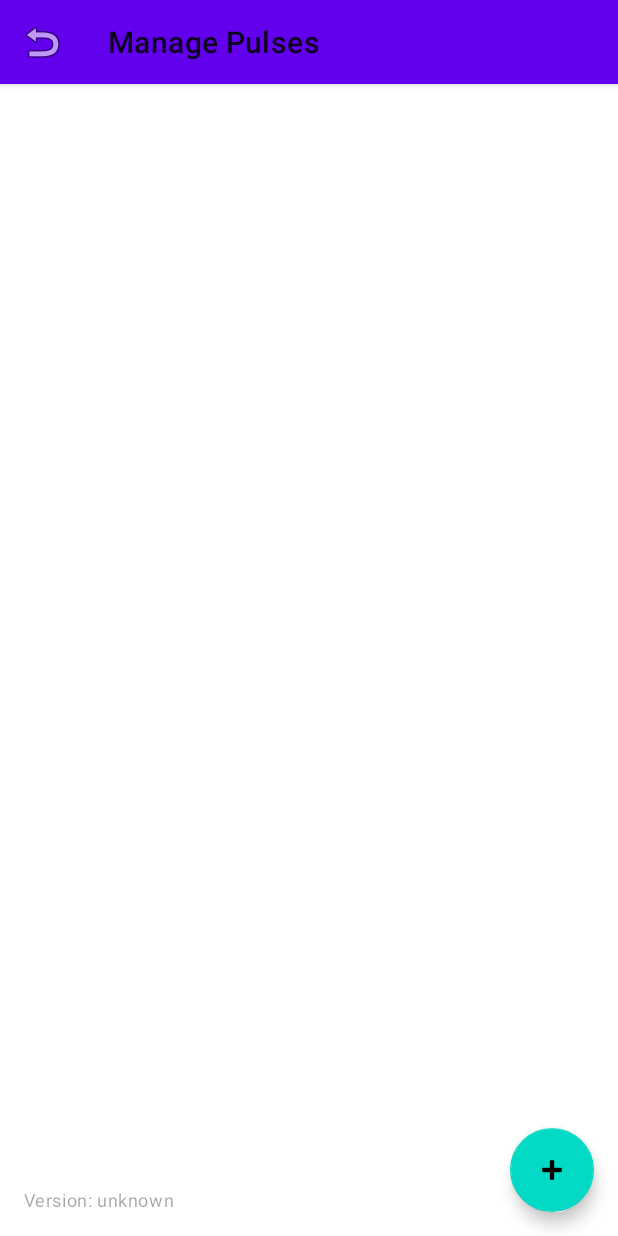
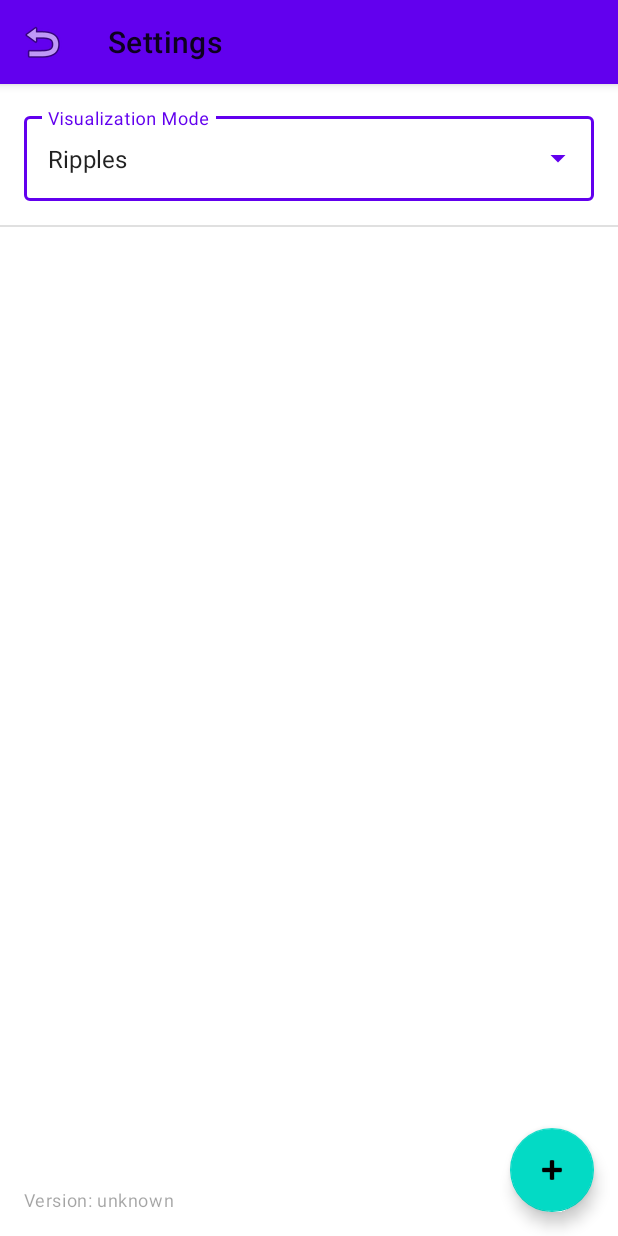
Before and after one commit to arkascha/PulseOfEvents, an Android app: the SettingsActivity screen opened directly, with no data from a screen before it, on a phone screen of 412 x 824 dp. Run offline under Robolectric (Android 15) with nearby library versions, the phone set to English and light mode, and no system bars; our stand-ins replace Room's generated code; 4 statements that could not run were skipped.

Commit message:
added visualizations

```diff
--- a/app/src/main/kotlin/org/rustygnome/pulse/ui/settings/SettingsActivity.kt
+++ b/app/src/main/kotlin/org/rustygnome/pulse/ui/settings/SettingsActivity.kt
@@ -1,5 +1,6 @@
 package org.rustygnome.pulse.ui.settings
 
+import android.content.Context
 import android.content.Intent
 import android.os.Bundle
 import android.util.Log
@@ -92,7 +93,6 @@ class SettingsActivity : AppCompatActivity() {
         pulseManager = PulseManager(this)
         githubService = GitHubPulseService()
 
-        // Set version display in main layout
         val txtAppVersionMain: TextView = findViewById(R.id.txtAppVersionMain)
         val versionName = packageManager.getPackageInfo(packageName, 0).versionName ?: "unknown"
         txtAppVersionMain.text = "Version: $versionName"
@@ -112,7 +112,30 @@ class SettingsActivity : AppCompatActivity() {
             showEditDialog(null)
         }
 
+        setupVisualizerDropdown()
+
         loadResources()
+    }
+
+    private fun setupVisualizerDropdown() {
+        val modes = arrayOf("None", "Ripples", "Particles", "Generative Network")
+        val modeValues = arrayOf("NONE", "RIPPLE", "PARTICLES", "PROCESSING")
+
+        val adapter = ArrayAdapter(this, android.R.layout.simple_dropdown_item_1line, modes)
+        val autoCompleteTextView: AutoCompleteTextView = findViewById(R.id.dropdownVisualizer)
+        autoCompleteTextView.setAdapter(adapter)
+
+        val prefs = getSharedPreferences("pulse_prefs", Context.MODE_PRIVATE)
+        val currentMode = prefs.getString("visualizer_mode", "RIPPLE") ?: "RIPPLE"
+
+        // Find and set initial text
+        val currentIndex = modeValues.indexOf(currentMode).coerceAtLeast(0)
+        autoCompleteTextView.setText(modes[currentIndex], false)
+
+        autoCompleteTextView.setOnItemClickListener { _, _, position, _ ->
+            val selectedValue = modeValues[position]
+            prefs.edit().putString("visualizer_mode", selectedValue).apply()
+        }
     }
 
     private fun setupItemTouchHelper(recyclerView: RecyclerView) {
@@ -248,7 +271,6 @@ class SettingsActivity : AppCompatActivity() {
                         bootstrap = configJson.optString("bootstrapServers", null)
                         topic = configJson.optString("topic", null)
 
-                        // Handle credentials separately for Kafka
                         if (pulseType != "KAFKA") {
                             apiKey = configJson.optString("apiKey", null)
                             apiSecret = configJson.optString("apiSecret", null)
@@ -271,7 +293,6 @@ class SettingsActivity : AppCompatActivity() {
                     }
                 }
 
-                // Mandatory field validation for ALL displayed credential inputs
                 for ((key, input) in credentialInputs) {
                     if (input.text.toString().trim().isEmpty()) {
                         val label = when(key) {
@@ -285,7 +306,6 @@ class SettingsActivity : AppCompatActivity() {
                     }
                 }
 
-                // Encrypt entered credentials
                 val encryptedApiKey = if (credentialInputs.containsKey("apiKey")) {
                     securityHelper.encrypt(credentialInputs["apiKey"]?.text?.toString() ?: "")
                 } else {
@@ -473,7 +493,6 @@ class SettingsActivity : AppCompatActivity() {
                 resource.id
             }
 
-            // Save personal tokens securely
             if (credentials.isNotEmpty()) {
                 securityHelper.saveCredentials(id, credentials)
             }
@@ -516,10 +535,8 @@ class SettingsActivity : AppCompatActivity() {
             details.append("\nStyle: ${config.optString("acousticStyle", "Default")}")
             previewDetails?.text = details.toString()
 
-            // Scan for placeholders in entire config JSON
             val placeholders = findPlaceholders(data.config).toMutableSet()
 
-            // Kafka uses hardcoded apiKey/apiSecret fields, remove potential legacy placeholders
             if (type == "KAFKA") {
                 placeholders.remove("KAFKA_KEY")
                 placeholders.remove("KAFKA_SECRET")
@@ -574,7 +591,6 @@ class SettingsActivity : AppCompatActivity() {
         txtCredentialsHeader?.visibility = View.VISIBLE
         container.visibility = View.VISIBLE
 
-        // Load existing values if editing
         val existingPlaceholders = resource?.let {
             securityHelper.getCredentials(it.id, fields.filter { f -> f != "apiKey" && f != "apiSecret" }.toSet())
         } ?: emptyMap()
@@ -582,7 +598,6 @@ class SettingsActivity : AppCompatActivity() {
         val existingApiKey = resource?.let { securityHelper.decrypt(it.apiKey) }
         val existingApiSecret = resource?.let { securityHelper.decrypt(it.apiSecret) }
 
-        // Sort fields to ensure consistent order (apiKey, apiSecret, then others)
         val sortedFields = fields.toList().sortedWith(compareBy({ it != "apiKey" }, { it != "apiSecret" }, { it }))
 
         sortedFields.forEach { key ->
--- a/app/src/main/res/layout/activity_settings.xml
+++ b/app/src/main/res/layout/activity_settings.xml
@@ -14,22 +14,50 @@
             android:id="@+id/settingsToolbar"
             android:layout_width="match_parent"
             android:layout_height="?attr/actionBarSize"
-            app:title="Manage Pulses"
+            app:title="Settings"
             app:navigationIcon="@android:drawable/ic_menu_revert" />
 
     </com.google.android.material.appbar.AppBarLayout>
 
+    <LinearLayout
+        android:layout_width="match_parent"
+        android:layout_height="match_parent"
+        android:orientation="vertical"
+        app:layout_behavior="@string/appbar_scrolling_view_behavior">
+
+        <com.google.android.material.textfield.TextInputLayout
+            style="@style/Widget.MaterialComponents.TextInputLayout.OutlinedBox.ExposedDropdownMenu"
+            android:layout_width="match_parent"
+            android:layout_height="wrap_content"
+            android:layout_margin="16dp"
+            android:hint="Visualization Mode">
+
+            <AutoCompleteTextView
+                android:id="@+id/dropdownVisualizer"
+                android:layout_width="match_parent"
+                android:layout_height="wrap_content"
+                android:inputType="none" />
+
+        </com.google.android.material.textfield.TextInputLayout>
+
+        <View
+            android:layout_width="match_parent"
+            android:layout_height="1dp"
+            android:background="?android:attr/listDivider" />
+
         <androidx.recyclerview.widget.RecyclerView
             android:id="@+id/resourceRecyclerView"
             android:layout_width="match_parent"
-        android:layout_height="match_parent"
+            android:layout_height="0dp"
+            android:layout_weight="1"
             android:paddingStart="8dp"
             android:paddingEnd="8dp"
             android:paddingTop="8dp"
             android:paddingBottom="100dp"
             android:clipToPadding="false"
-        app:layout_behavior="@string/appbar_scrolling_view_behavior"
             app:layoutManager="androidx.recyclerview.widget.LinearLayoutManager" />
+
+    </LinearLayout>
 
     <TextView
         android:id="@+id/txtAppVersionMain"
```
Also changed, not shown: app/src/main/kotlin/org/rustygnome/pulse/audio/Synthesizer.kt (+10 -3 lines), app/src/main/kotlin/org/rustygnome/pulse/audio/player/PlayerService.kt (+7 -1 lines), app/src/main/kotlin/org/rustygnome/pulse/ui/main/MainActivity.kt (+66 -16 lines), app/src/main/kotlin/org/rustygnome/pulse/ui/main/PulseVisualizerView.kt (added, +269 -0 lines), app/src/main/res/layout/activity_main.xml (+8 -0 lines). Lines whose indentation alone changed are shown as unchanged.
